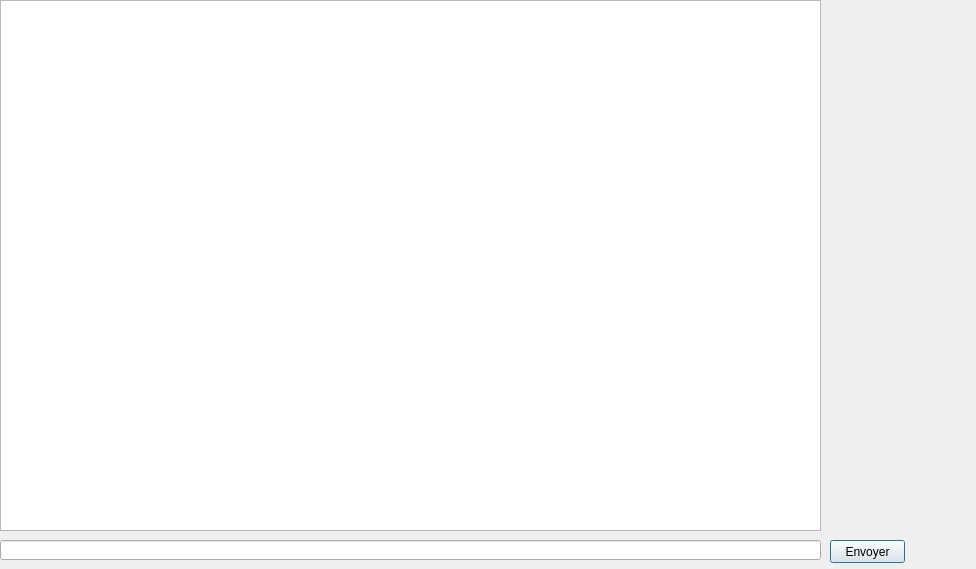
Phoenix63/IRC-like, file ChatIRC/mainframe.ui: the form before one commit.
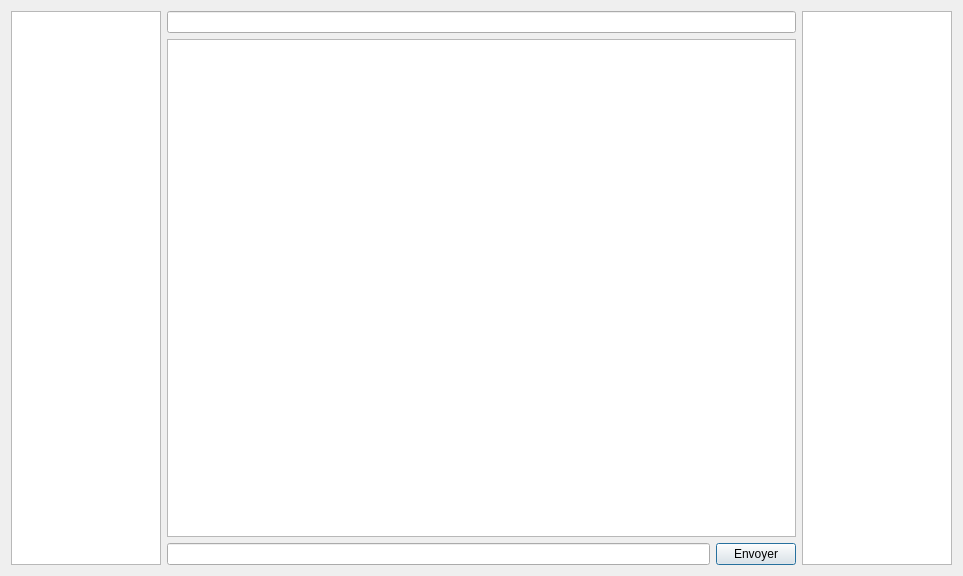
The form after the commit.

Patch:
```diff
--- a/ChatIRC/mainframe.ui
+++ b/ChatIRC/mainframe.ui
@@ -6,8 +6,8 @@
    <rect>
     <x>0</x>
     <y>0</y>
-    <width>976</width>
-    <height>569</height>
+    <width>963</width>
+    <height>576</height>
    </rect>
   </property>
   <property name="windowTitle">
@@ -16,58 +16,80 @@
   <property name="styleSheet">
    <string notr="true"/>
   </property>
-  <widget class="QTextBrowser" name="textBrowser_messageLog">
-   <property name="geometry">
-    <rect>
-     <x>0</x>
-     <y>0</y>
-     <width>821</width>
-     <height>531</height>
-    </rect>
-   </property>
-  </widget>
-  <widget class="QLineEdit" name="lineEdit_message">
-   <property name="geometry">
-    <rect>
-     <x>0</x>
-     <y>540</y>
-     <width>821</width>
-     <height>20</height>
-    </rect>
-   </property>
-  </widget>
+  <layout class="QGridLayout" name="gridLayout">
+   <item row="0" column="0">
+    <layout class="QHBoxLayout" name="horizontalLayout">
+     <item>
+      <widget class="QListView" name="channelList">
+       <property name="minimumSize">
+        <size>
+         <width>150</width>
+         <height>0</height>
+        </size>
+       </property>
+       <property name="maximumSize">
+        <size>
+         <width>150</width>
+         <height>16777215</height>
+        </size>
+       </property>
+      </widget>
+     </item>
+     <item>
+      <layout class="QVBoxLayout" name="verticalLayout_3">
+       <item>
+        <widget class="QLineEdit" name="topicDisplay">
+         <property name="readOnly">
+          <bool>true</bool>
+         </property>
+        </widget>
+       </item>
+       <item>
+        <widget class="QTextBrowser" name="messagePrinter">
+         <property name="sizeAdjustPolicy">
+          <enum>QAbstractScrollArea::AdjustToContents</enum>
+         </property>
+        </widget>
+       </item>
+       <item>
+        <layout class="QHBoxLayout" name="horizontalLayout_2">
+         <item>
+          <widget class="QLineEdit" name="messageSender">
+           <property name="readOnly">
+            <bool>false</bool>
+           </property>
+          </widget>
+         </item>
+         <item>
   <widget class="QPushButton" name="pushButton_send">
-   <property name="geometry">
-    <rect>
-     <x>830</x>
-     <y>540</y>
-     <width>75</width>
-     <height>23</height>
-    </rect>
-   </property>
    <property name="text">
     <string>Envoyer</string>
    </property>
   </widget>
-  <widget class="QWidget" name="verticalLayoutWidget">
-   <property name="geometry">
-    <rect>
-     <x>830</x>
-     <y>0</y>
-     <width>141</width>
-     <height>531</height>
-    </rect>
-   </property>
-   <layout class="QVBoxLayout" name="verticalLayout">
+         </item>
+        </layout>
+       </item>
+      </layout>
+     </item>
     <item>
-     <widget class="QLabel" name="label">
-      <property name="text">
-       <string/>
-      </property>
+      <widget class="QListView" name="userList">
+       <property name="minimumSize">
+        <size>
+         <width>150</width>
+         <height>0</height>
+        </size>
+       </property>
+       <property name="maximumSize">
+        <size>
+         <width>150</width>
+         <height>16777215</height>
+        </size>
+       </property>
      </widget>
     </item>
    </layout>
-  </widget>
+   </item>
+  </layout>
  </widget>
  <resources/>
  <connections/>
```
Left out of the diff: 2 changed lines with no effect on the pictures. Lines whose indentation alone changed are shown as unchanged.
